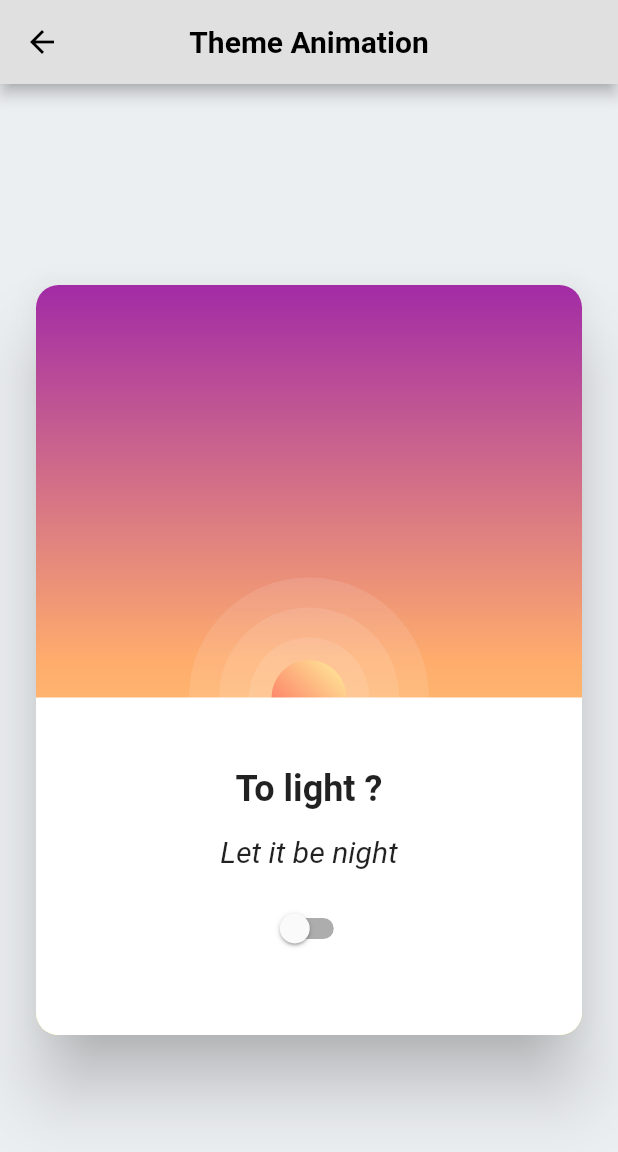
After one commit to mricoism/third-flutter, a Flutter app: the screen it shows after launch, after a tap on the "settings" icon, on a phone screen of 412 x 824 dp. The commit adds this screen. Shown: the top 1152 px of the screen. Run offline on Flutter 3.47's test engine with Material 2 defaults, Android fonts, the phone set to English and light mode, and no system bars; our stand-ins replace bloc, equatable, flutter_bloc, fpdart, get_it; Roboto replaces fonts that are missing (Rubik).

Commit message:
-add theme swicher page

```diff
--- a/lib/2_applications/pages/advice/advice_page.dart
+++ b/lib/2_applications/pages/advice/advice_page.dart
@@ -6,6 +6,7 @@ import 'package:third_flutter/2_applications/pages/advice/bloc/advicer_bloc.dart
 import 'package:third_flutter/2_applications/pages/advice/widgets/advice_field.dart';
 import 'package:third_flutter/2_applications/pages/advice/widgets/custom_button.dart';
 import 'package:third_flutter/2_applications/pages/advice/widgets/error_message.dart';
+import 'package:third_flutter/2_applications/pages/theme_switcher/theme_switcher_page.dart';
 import 'package:third_flutter/injection.dart';
 
 class AdvicerPageWrapperProvider extends StatelessWidget {
@@ -31,12 +32,21 @@ class AdvicePage extends StatelessWidget {
       appBar: AppBar(
         title: Text('Advicer', style: themeData.textTheme.headlineLarge),
         actions: [
-          Switch(
-            value: Provider.of<ThemeService>(context).isDarkModeOn,
-            onChanged: (_) {
-              Provider.of<ThemeService>(context, listen: false).toggleTheme();
-            },
-          )
+          // Switch(
+          //   value: Provider.of<ThemeService>(context).isDarkModeOn,
+          //   onChanged: (_) {
+          //     Provider.of<ThemeService>(context, listen: false).toggleTheme();
+          //   },
+          // ),
+          IconButton(
+              onPressed: () {
+                Navigator.push(context, MaterialPageRoute(builder: (context) {
+                  return ThemeSwitcherPage();
+                }));
+              },
+              icon: Icon(
+                Icons.settings, color: themeData.colorScheme.tertiary,
+              ),)
         ],
       ),
       body: Padding(
@@ -59,15 +69,13 @@ class AdvicePage extends StatelessWidget {
                   } else if (state is AdvicerStateLoaded) {
                     return AdviceField(advice: state.advice);
                   } else if (state is AdvicerStateError) {
-                    return ErrorMessage(
-                      message: state.message);
+                    return ErrorMessage(message: state.message);
                   }
                   return SizedBox();
                   // return const ErrorMessage(
                   //     message: "Oops omething gone wrong!\n\n - error 404 -");
                 },
               ),
-
             ),
           ),
           const SizedBox(
--- /dev/null
+++ b/lib/2_applications/pages/theme_switcher/theme_switcher_page.dart
@@ -0,0 +1,177 @@
+import 'package:flutter/material.dart';
+import 'package:provider/provider.dart';
+import 'package:third_flutter/2_applications/core/services/theme_service.dart';
+import 'package:third_flutter/2_applications/pages/theme_switcher/widgets/moon.dart';
+import 'package:third_flutter/2_applications/pages/theme_switcher/widgets/star.dart';
+import 'package:third_flutter/2_applications/pages/theme_switcher/widgets/sun.dart';
+
+class ThemeSwitcherPage extends StatelessWidget {
+  const ThemeSwitcherPage({super.key});
+
+  @override
+  Widget build(BuildContext context) {
+    final themeData = Theme.of(context);
+    return Scaffold(
+      appBar: AppBar(
+        iconTheme: themeData.iconTheme,
+        title: Text('Theme Animation', style: themeData.textTheme.headlineLarge,),
+        centerTitle: true,
+      ),
+      body: Consumer<ThemeService>(
+        builder:
+            (BuildContext context, ThemeService themeService, Widget? child) {
+          return Center(
+            child: Padding(
+              padding: const EdgeInsets.symmetric(horizontal: 24),
+              child: Material(
+                elevation: 20,
+                borderRadius: BorderRadius.circular(15),
+                child: Container(
+                  height: 500,
+                  decoration: BoxDecoration(
+                      // boxShadow: const[
+                      //   BoxShadow(
+                      //     color: Colors.grey,
+                      //     offset: Offset(0, 3),
+                      //     blurRadius: 5,
+                      //     spreadRadius: 7
+                      //   )
+                      // ],
+                      borderRadius: BorderRadius.circular(15),
+                      gradient: LinearGradient(
+                          colors: themeService.isDarkModeOn
+                              ? const [
+                                  Color(0xFF94A9FF),
+                                  Color(0xFF6B66CC),
+                                  Color(0xFF200F75)
+                                ]
+                              : const [
+                                  Color(0xDDFFFA66),
+                                  Color(0xDDFFA057),
+                                  Color(0xDD940B99)
+                                ],
+                          begin: Alignment.bottomCenter,
+                          end: Alignment.topCenter)),
+                  child: Stack(
+                    children: [
+                      Positioned(
+                        top: 130,
+                        left: 200,
+                        child: AnimatedOpacity(
+                            duration: const Duration(milliseconds: 300),
+                            opacity: themeService.isDarkModeOn ? 1 : 0,
+                            child: const Star()),
+                      ),
+                      Positioned(
+                        top: 170,
+                        left: 50,
+                        child: AnimatedOpacity(
+                            duration: const Duration(milliseconds: 300),
+                            opacity: themeService.isDarkModeOn ? 1 : 0,
+                            child: const Star()),
+                      ),
+                      Positioned(
+                        top: 30,
+                        right: 100,
+                        child: AnimatedOpacity(
+                            duration: const Duration(milliseconds: 300),
+                            opacity: themeService.isDarkModeOn ? 1 : 0,
+                            child: const Star()),
+                      ),
+                      Positioned(
+                        top: 50,
+                        right: 300,
+                        child: AnimatedOpacity(
+                            duration: const Duration(milliseconds: 300),
+                            opacity: themeService.isDarkModeOn ? 1 : 0,
+                            child: const Star()),
+                      ),
+                      Positioned(
+                        top: 100,
+                        right: 50,
+                        child: AnimatedOpacity(
+                            duration: const Duration(milliseconds: 300),
+                            opacity: themeService.isDarkModeOn ? 1 : 0,
+                            child: const Star()),
+                      ),
+                      Positioned(
+                        top: 100,
+                        right: 200,
+                        child: AnimatedOpacity(
+                            duration: const Duration(milliseconds: 300),
+                            opacity: themeService.isDarkModeOn ? 1 : 0,
+                            child: const Star()),
+                      ),
+                      AnimatedPositioned(
+                        duration: Duration(milliseconds: 200),
+                        top: themeService.isDarkModeOn ? 100 : 130,
+                        right: themeService.isDarkModeOn ? 100 : -30,
+                        child: AnimatedOpacity(
+                            duration: const Duration(milliseconds: 300),
+                            opacity: themeService.isDarkModeOn ? 1 : 0,
+                            child: const Moon()),
+                      ),
+                      AnimatedPadding(
+                        duration: const Duration(milliseconds: 200),
+                        padding: EdgeInsets.only(
+                            top: themeService.isDarkModeOn ? 120 : 50),
+                        child: Center(child: const Sun()),
+                      ),
+                      Align(
+                        alignment: Alignment.bottomCenter,
+                        child: Container(
+                          height: 225,
+                          width: double.infinity,
+                          decoration: BoxDecoration(
+                              color: themeService.isDarkModeOn
+                                  ? Colors.grey[850]
+                                  : Colors.white,
+                              borderRadius: BorderRadius.only(
+                                  bottomLeft: Radius.circular(15),
+                                  bottomRight: Radius.circular(15))),
+                          child: Column(
+                              mainAxisAlignment: MainAxisAlignment.center,
+                              children: [
+                                Text(
+                                  themeService.isDarkModeOn
+                                      ? 'To dark ?'
+                                      : 'To light ?',
+                                  style: TextStyle(
+                                      fontSize: 24,
+                                      fontWeight: FontWeight.w700),
+                                  textAlign: TextAlign.center,
+                                ),
+                                const SizedBox(
+                                  height: 16,
+                                ),
+                                Text(
+                                  themeService.isDarkModeOn
+                                      ? 'Let the sun rise'
+                                      : 'Let it be night',
+                                  style: TextStyle(
+                                      fontSize: 20,
+                                      fontStyle: FontStyle.italic),
+                                  textAlign: TextAlign.center,
+                                ),
+                                const SizedBox(
+                                  height: 16,
+                                ),
+                                Switch(
+                                    value: themeService.isDarkModeOn,
+                                    onChanged: (_) {
+                                      themeService.toggleTheme();
+                                    })
+                              ]),
+                        ),
+                      )
+                    ],
+                  ),
+                ),
+              ),
+            ),
+          );
+        },
+      ),
+    );
+  }
+}
--- /dev/null
+++ b/lib/2_applications/pages/theme_switcher/widgets/moon.dart
@@ -0,0 +1,23 @@
+import 'package:flutter/material.dart';
+
+class Moon extends StatelessWidget {
+  const Moon({super.key});
+
+  @override
+  Widget build(BuildContext context) {
+    return Container(
+      height: 30,
+      width: 30,
+      decoration: const BoxDecoration(
+          shape: BoxShape.circle,
+          gradient: LinearGradient(
+            colors: [
+              Color(0xFF8983F7),
+              Color(0xFFA3DAFB),
+            ],
+            begin: Alignment.bottomLeft,
+            end: Alignment.topRight,
+          )),
+    );
+  }
+}
--- /dev/null
+++ b/lib/2_applications/pages/theme_switcher/widgets/star.dart
@@ -0,0 +1,25 @@
+import 'package:flutter/material.dart';
+
+class Star extends StatelessWidget {
+  const Star({super.key});
+
+  @override
+  Widget build(BuildContext context) {
+    return Container(
+      width: 2,
+      height: 2,
+      decoration: BoxDecoration(
+        shape: BoxShape.circle,
+        color: Color(0XFFC9E9FC),
+        boxShadow: [
+          BoxShadow(
+            color: const Color(0XFFC9E9FC).withOpacity(0.5),
+            spreadRadius: 5,
+            blurRadius: 7,
+            offset: const Offset(0, 0),
+          ),
+        ],
+      ),
+    );
+  }
+}
--- /dev/null
+++ b/lib/2_applications/pages/theme_switcher/widgets/sun.dart
@@ -0,0 +1,33 @@
+import 'package:flutter/material.dart';
+import 'package:third_flutter/2_applications/pages/theme_switcher/widgets/sun_shine.dart';
+
+class Sun extends StatelessWidget {
+  const Sun({super.key});
+
+  @override
+  Widget build(BuildContext context) {
+    return SunShine(
+      radius: 160,
+      child: SunShine(
+        radius: 120,
+        child: SunShine(
+          radius: 80,
+          child: Container(
+            height: 50,
+            width: 50,
+            decoration: const BoxDecoration(
+                shape: BoxShape.circle,
+                gradient: LinearGradient(
+                  colors: [
+                    Color(0xDDFC554F),
+                    Color(0xDDFFF79E),
+                  ],
+                  begin: Alignment.bottomLeft,
+                  end: Alignment.topRight,
+                )),
+          ),
+        ),
+      ),
+    );
+  }
+}
--- /dev/null
+++ b/lib/2_applications/pages/theme_switcher/widgets/sun_shine.dart
@@ -0,0 +1,21 @@
+import 'package:flutter/material.dart';
+
+class SunShine extends StatelessWidget {
+  final double radius;
+  final Widget child;
+
+  const SunShine({super.key, required this.radius, required this.child});
+
+  @override
+  Widget build(BuildContext context) {
+    return Container(
+      height: radius,
+      width: radius,
+      decoration: BoxDecoration(
+        shape: BoxShape.circle,
+        color: Colors.white.withOpacity(0.1),
+      ),
+      child: Center(child: child),
+    );
+  }
+}
--- a/lib/theme.dart
+++ b/lib/theme.dart
@@ -7,17 +7,19 @@ class AppTheme {
   static final Color _lightPrimaryVariantColor = Colors.blueGrey.shade800;
   static final Color _lightOnPrimaryColor = Colors.blueGrey.shade50;
   static const Color _lightTextColorPrimary = Colors.black;
-  static const Color _appbarColorLight = Colors.blue;
+  static final Color _appbarColorLight = Colors.grey.shade300;
+  static final Color _lightIconColor = Colors.black;
 
-  static final Color _darkPrimaryColor = Colors.blueGrey.shade900;
+  static final Color _darkPrimaryColor = Colors.blueGrey.shade900; // card or container color
   static const Color _darkPrimaryVariantColor = Colors.black;
-  static final Color _darkOnPrimaryColor = Colors.blueGrey.shade300;
+  static const Color _darkOnPrimaryColor = const Color.fromARGB(255, 7, 6, 6); // body background color
   static const Color _darkTextColorPrimary = Colors.white;
-  static final Color _appbarColorDark = Colors.blueGrey.shade800;
+  static final Color _appbarColorDark = Colors.grey.shade900; // appbar color
+  static final Color _darkIconColor = Colors.white;
 
   static const Color _iconColor = Colors.white;
 
-  static const Color _accentColor = Color.fromRGBO(74, 217, 217, 1);
+  static final Color _accentColor = Colors.orangeAccent.shade400;
 
   static const TextStyle _lightHeadingText = TextStyle(
     color: _lightTextColorPrimary,
@@ -55,7 +57,7 @@ class AppTheme {
 
   static final ThemeData lightTheme = ThemeData(
     scaffoldBackgroundColor: _lightOnPrimaryColor,
-    appBarTheme: const AppBarTheme(
+    appBarTheme: AppBarTheme(
       color: _appbarColorLight,
       iconTheme: IconThemeData(color: _iconColor),
     ),
@@ -65,8 +67,10 @@ class AppTheme {
       onPrimary: _lightOnPrimaryColor,
       secondary: _accentColor,
       primaryContainer: _lightPrimaryVariantColor,
+      tertiary: _lightIconColor,
     ),
-    textTheme: _lightTextTheme
+    textTheme: _lightTextTheme,
+    iconTheme: IconThemeData(color: _lightIconColor),
   );
 
   static final ThemeData darkTheme = ThemeData(
@@ -81,8 +85,10 @@ class AppTheme {
       onPrimary: _darkOnPrimaryColor,
       secondary: _accentColor,
       primaryContainer: _darkPrimaryVariantColor,
+      tertiary: _darkIconColor
     ),
-    textTheme: _darkTextTheme
+    textTheme: _darkTextTheme,
+    iconTheme: IconThemeData(color: _darkIconColor),
   );
 
 
```
